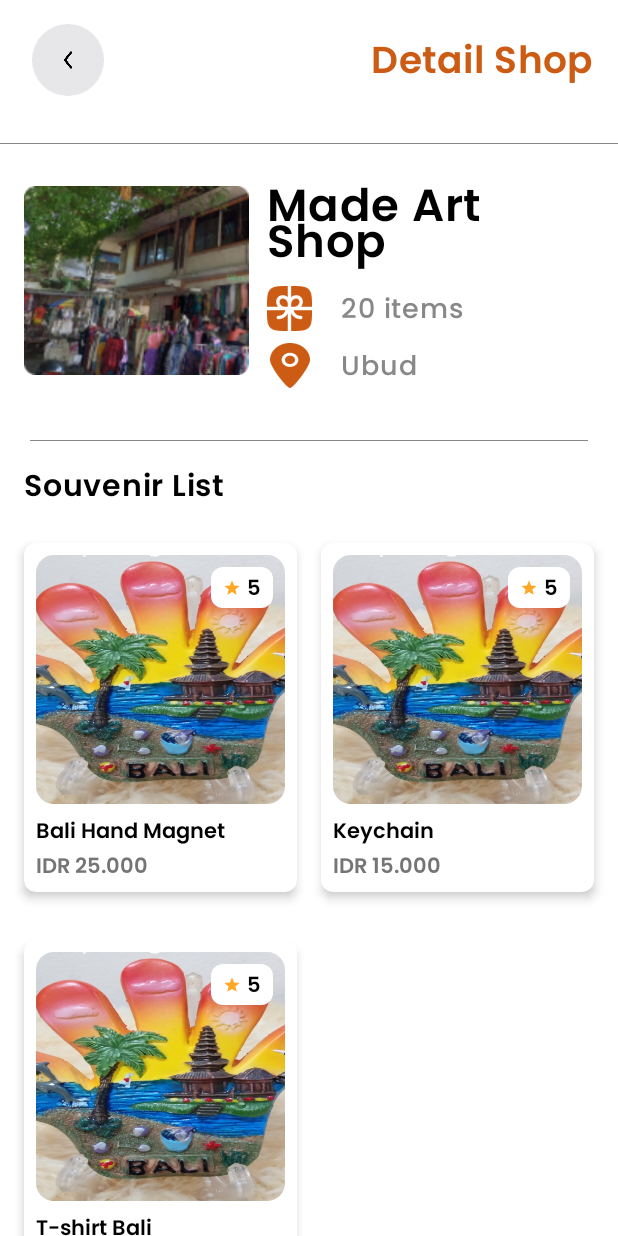
After one commit to surevenir/surevenir-md, an Android app built with Jetpack Compose: the SingleShopScreen screen opened through its navigation route, on a phone screen of 412 x 824 dp. The commit adds this screen. Run offline under Robolectric (Android 15) with nearby library versions, the phone set to English and light mode, and no system bars; our stand-ins replace Firebase (no records; nobody signed in at launch, a user with empty details on screens opened directly), accompanist.

Commit message:
Backup Last

```diff
--- a/app/src/main/java/com/capstone/surevenir/MainActivity.kt
+++ b/app/src/main/java/com/capstone/surevenir/MainActivity.kt
@@ -37,7 +37,9 @@ import com.capstone.surevenir.ui.splash.ScanScreen
 import com.capstone.surevenir.ui.splash.ShopScreen
 import com.capstone.surevenir.ui.splash.SignInScreen
 import com.capstone.surevenir.ui.splash.SignUpScreen
+import com.capstone.surevenir.ui.splash.SingleCategoryScreen
 import com.capstone.surevenir.ui.splash.SingleProductScreen
+import com.capstone.surevenir.ui.splash.SingleShopScreen
 import com.capstone.surevenir.ui.splash.SplashScreen
 import com.capstone.surevenir.ui.splash.StickyTopBar
 import com.capstone.surevenir.ui.theme.MyAppTheme
@@ -199,6 +201,12 @@ fun MainScreen(navController: NavHostController) {
             composable("singleProduct") {
                 SingleProductScreen(navController)
             }
+            composable("singleShop") {
+                SingleShopScreen(navController)
+            }
+            composable("singleCategory") {
+                SingleCategoryScreen(navController)
+            }
         }
     }
 }
--- a/app/src/main/java/com/capstone/surevenir/ui/splash/AllShopScreen.kt
+++ b/app/src/main/java/com/capstone/surevenir/ui/splash/AllShopScreen.kt
@@ -95,13 +95,13 @@ fun AllShopScreen(navController: NavHostController) {
         }
 
         // Grid of shops
-        ShopSectionAll(shops = shopList)
+        ShopSectionAll(shops = shopList, navController)
     }
 }
 
 @OptIn(ExperimentalFoundationApi::class)
 @Composable
-fun ShopSectionAll(shops: List<Shop>) {
+fun ShopSectionAll(shops: List<Shop>, navController: NavHostController) {
     LazyVerticalGrid(
         columns = GridCells.Fixed(1), // Gunakan "columns" sebagai pengganti "cells"
         modifier = Modifier
@@ -123,6 +123,7 @@ fun ShopSectionAll(shops: List<Shop>) {
                     .clip(RoundedCornerShape(8.dp)) // Pastikan bentuk tetap sesuai
                     .background(Color.White)
                     .padding(8.dp) // Jarak dalam untuk konten
+                    .clickable { navController.navigate("singleShop") }
             )
         }
     }
--- a/app/src/main/java/com/capstone/surevenir/ui/splash/SingleProductScreen.kt
+++ b/app/src/main/java/com/capstone/surevenir/ui/splash/SingleProductScreen.kt
@@ -491,7 +491,10 @@ fun SingleProductScreen(navController: NavHostController) {
 
 @Composable
 fun ProductSectionSix(popularProduct: List<Product>) {
-    Column {
+    Column (
+        modifier = Modifier
+            .padding(start = 16.dp, end = 16.dp)
+    ){
         popularProduct.chunked(2).forEach { rowProducts ->
             Row(
                 modifier = Modifier
--- /dev/null
+++ b/app/src/main/java/com/capstone/surevenir/ui/splash/SingleShopScreen.kt
@@ -0,0 +1,203 @@
+package com.capstone.surevenir.ui.splash
+
+import androidx.compose.foundation.Image
+import androidx.compose.foundation.background
+import androidx.compose.foundation.clickable
+import androidx.compose.foundation.layout.Arrangement
+import androidx.compose.foundation.layout.Box
+import androidx.compose.foundation.layout.Column
+import androidx.compose.foundation.layout.Row
+import androidx.compose.foundation.layout.Spacer
+import androidx.compose.foundation.layout.fillMaxSize
+import androidx.compose.foundation.layout.fillMaxWidth
+import androidx.compose.foundation.layout.height
+import androidx.compose.foundation.layout.padding
+import androidx.compose.foundation.layout.size
+import androidx.compose.foundation.layout.width
+import androidx.compose.foundation.lazy.LazyColumn
+import androidx.compose.foundation.shape.CircleShape
+import androidx.compose.material.Text
+import androidx.compose.material3.Icon
+import androidx.compose.runtime.Composable
+import androidx.compose.ui.Alignment
+import androidx.compose.ui.Modifier
+import androidx.compose.ui.draw.clip
+import androidx.compose.ui.graphics.Color
+import androidx.compose.ui.res.painterResource
+import androidx.compose.ui.unit.dp
+import androidx.compose.ui.unit.sp
+import androidx.navigation.NavHostController
+import com.capstone.surevenir.R
+import com.capstone.surevenir.model.Product
+
+@Composable
+fun SingleShopScreen(navController: NavHostController) {
+
+    // Use LazyColumn to make the content scrollable
+    LazyColumn(
+        modifier = Modifier
+            .fillMaxSize()
+            .background(Color.White)
+    )
+    {
+        // Header
+        item {
+            Row(
+                modifier = Modifier
+                    .fillMaxWidth()
+                    .padding(16.dp)
+                    .padding(start = 5.dp, bottom = 0.dp),
+                horizontalArrangement = Arrangement.SpaceBetween,
+                verticalAlignment = Alignment.CenterVertically
+            ) {
+                Box(
+                    modifier = Modifier
+                        .size(48.dp)
+                        .clip(CircleShape)
+                        .background(Color(0xFFE7E7E9))
+                        .clickable(onClick = { navController.popBackStack() }),
+                    contentAlignment = Alignment.Center
+                ) {
+                    Icon(
+                        painter = painterResource(id = R.drawable.arrow),
+                        contentDescription = "Back",
+                        modifier = Modifier.size(24.dp)
+                    )
+                }
+                Text(
+                    text = "Detail Shop",
+                    fontSize = 25.sp,
+                    fontFamily = sfui_semibold,
+                    color = Color(0xFFCC5B14)
+                )
+            }
+            Spacer(
+                modifier = Modifier
+                    .padding(top = 15.dp)
+                    .fillMaxWidth()
+                    .height(0.4.dp)
+                    .background(Color.Gray)
+            )
+        }
+
+        item {
+            Row(
+                modifier = Modifier
+                    .fillMaxWidth()
+                    .padding(16.dp),
+                verticalAlignment = Alignment.CenterVertically
+            ) {
+                // Gambar Toko
+                Image(
+                    painter = painterResource(id = R.drawable.shop),
+                    contentDescription = "Shop Image",
+                    modifier = Modifier
+                        .size(150.dp) // Ukuran gambar sesuai contoh
+                        .background(Color.White)
+                )
+
+                Spacer(modifier = Modifier.width(12.dp)) // Jarak antara gambar dan teks
+
+                Column(
+                    modifier = Modifier.fillMaxWidth(),
+                    verticalArrangement = Arrangement.SpaceBetween
+                ) {
+                    // Nama Toko
+                    Text(
+                        text = "Made Art Shop",
+                        fontFamily = sfui_semibold,
+                        fontSize = 30.sp,
+                        color = Color.Black
+                    )
+
+                    Spacer(modifier = Modifier.height(8.dp))
+
+                    // Informasi Barang
+                    Row(
+                        verticalAlignment = Alignment.CenterVertically,
+                        modifier = Modifier
+                    ) {
+                        Icon(
+                            painter = painterResource(id = R.drawable.icon_souvenir), // Ikon untuk jumlah item
+                            contentDescription = "Items Icon",
+                            tint = Color(0xFFCC5B14),
+                            modifier = Modifier.size(30.dp)
+                        )
+
+                        Spacer(modifier = Modifier.width(4.dp))
+
+                        Text(
+                            text = "   20 items",
+                            fontFamily = sfui_med,
+                            fontSize = 18.sp,
+                            color = Color.Gray
+                        )
+                    }
+
+                    Spacer(modifier = Modifier.height(8.dp))
+
+                    // Lokasi
+                    Row(
+                        verticalAlignment = Alignment.CenterVertically
+                    ) {
+                        Icon(
+                            painter = painterResource(id = R.drawable.icon_location), // Ikon untuk lokasi
+                            contentDescription = "Location Icon",
+                            tint = Color(0xFFCC5B14),
+                            modifier = Modifier.size(30.dp)
+                        )
+
+                        Spacer(modifier = Modifier.width(4.dp))
+
+                        Text(
+                            text = "   Ubud",
+                            fontFamily = sfui_med,
+                            fontSize = 18.sp,
+                            color = Color.Gray,
+                        )
+                    }
+                }
+            }
+            Spacer(
+                modifier = Modifier
+                    .padding(top = 15.dp, end = 20.dp, start = 20.dp)
+                    .fillMaxWidth() // Memenuhi lebar layar
+                    .height(0.4.dp) // Tinggi garis
+                    .background(Color.Gray) // Warna garis
+            )
+        }
+
+        item {
+
+            Text(
+                text = "Souvenir List",
+                fontSize = 20.sp,
+                fontFamily = sfui_semibold,
+                color = Color.Black,
+                modifier = Modifier
+                    .padding(16.dp)
+            )
+            val popularProducts = listOf(
+                Product(
+                    R.drawable.product_image,
+                    "Bali Hand Magnet",
+                    "Magnet souvenir for your fridge.",
+                    "IDR 25.000"
+                ),
+                Product(
+                    R.drawable.product_image,
+                    "Keychain",
+                    "Customizable keychains for your loved ones.",
+                    "IDR 15.000"
+                ),
+                Product(
+                    R.drawable.product_image,
+                    "T-shirt Bali",
+                    "High-quality Bali-themed T-shirt.",
+                    "IDR 150.000"
+                )
+            )
+            ProductSectionSix(popularProduct = popularProducts)
+        }
+    }
+}
```
Also changed, not shown: app/src/main/java/com/capstone/surevenir/ui/splash/ShopScreen.kt (+6 -4 lines), app/src/main/java/com/capstone/surevenir/ui/splash/SingleCategoryScreen.kt (added, +145 -0 lines).
